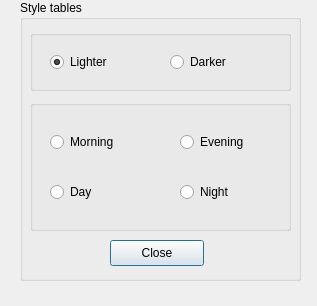
This is stylesdialog.ui in FerKosNik/TextEditor_Rustem as Qt 5 draws it before an edit. The edited form follows.
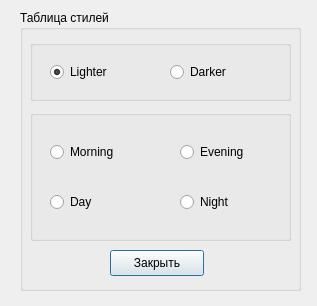
This is the edited form.

```diff
--- a/stylesdialog.ui
+++ b/stylesdialog.ui
@@ -17,13 +17,13 @@
    <property name="geometry">
     <rect>
      <x>20</x>
-     <y>0</y>
+     <y>10</y>
      <width>281</width>
      <height>281</height>
     </rect>
    </property>
    <property name="title">
-    <string>Style tables</string>
+    <string>Таблица стилей</string>
    </property>
    <widget class="QGroupBox" name="groupBoxStyle">
     <property name="geometry">
@@ -145,7 +145,7 @@
      </rect>
     </property>
     <property name="text">
-     <string>Close</string>
+     <string>Закрыть</string>
     </property>
    </widget>
   </widget>
```
